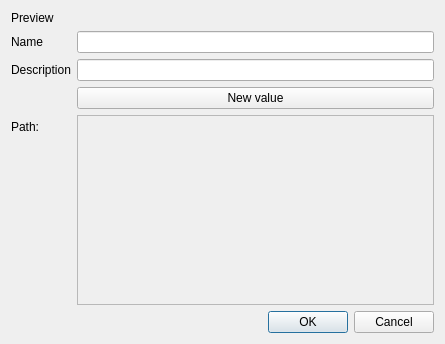
First picture: the form in lcUI/dialogs/addlinepatterndialog.ui, repository LibreCAD/LibreCAD_3, before the edit.
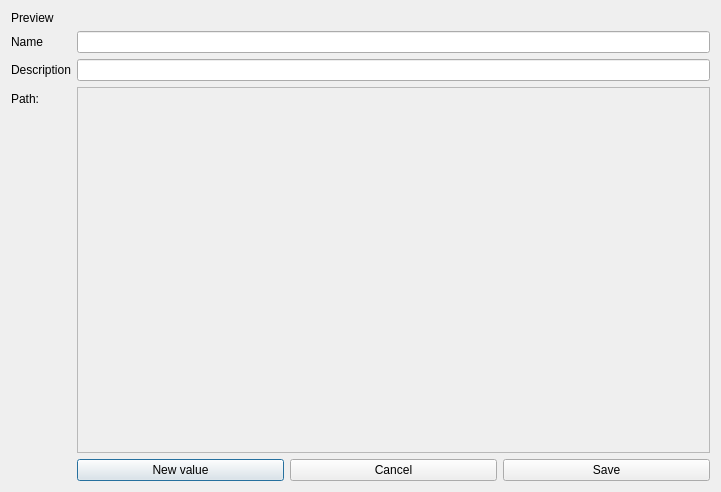
Second picture: the form after the edit.

Diff of the .ui file:
```diff
--- a/lcUI/dialogs/addlinepatterndialog.ui
+++ b/lcUI/dialogs/addlinepatterndialog.ui
@@ -6,8 +6,8 @@
    <rect>
     <x>0</x>
     <y>0</y>
-    <width>445</width>
-    <height>344</height>
+    <width>721</width>
+    <height>492</height>
    </rect>
   </property>
   <property name="sizePolicy">
@@ -47,19 +47,6 @@
    <item row="2" column="1">
     <widget class="QLineEdit" name="description"/>
    </item>
-   <item row="3" column="1">
-    <widget class="QPushButton" name="newValueButton">
-     <property name="sizePolicy">
-      <sizepolicy hsizetype="Preferred" vsizetype="Fixed">
-       <horstretch>0</horstretch>
-       <verstretch>0</verstretch>
-      </sizepolicy>
-     </property>
-     <property name="text">
-      <string>New value</string>
-     </property>
-    </widget>
-   </item>
    <item row="4" column="0">
     <widget class="QLabel" name="pathLabel">
      <property name="sizePolicy">
@@ -89,8 +76,8 @@
        <rect>
         <x>0</x>
         <y>0</y>
-        <width>344</width>
-        <height>156</height>
+        <width>620</width>
+        <height>324</height>
        </rect>
       </property>
       <property name="sizePolicy">
@@ -118,30 +105,35 @@
     </widget>
    </item>
    <item row="6" column="1">
-    <widget class="QDialogButtonBox" name="buttonBox">
-     <property name="orientation">
-      <enum>Qt::Horizontal</enum>
-     </property>
-     <property name="standardButtons">
-      <set>QDialogButtonBox::Cancel|QDialogButtonBox::Ok</set>
-     </property>
-     <property name="centerButtons">
-      <bool>false</bool>
-     </property>
-    </widget>
-   </item>
-   <item row="0" column="1">
-    <widget class="QLabel" name="preview">
-     <property name="sizePolicy">
-      <sizepolicy hsizetype="Expanding" vsizetype="Preferred">
-       <horstretch>0</horstretch>
-       <verstretch>0</verstretch>
-      </sizepolicy>
-     </property>
-     <property name="text">
-      <string/>
-     </property>
-    </widget>
+    <layout class="QHBoxLayout" name="buttonLayout">
+     <item>
+      <widget class="QPushButton" name="newValueButton">
+       <property name="sizePolicy">
+        <sizepolicy hsizetype="Preferred" vsizetype="Fixed">
+         <horstretch>0</horstretch>
+         <verstretch>0</verstretch>
+        </sizepolicy>
+       </property>
+       <property name="text">
+        <string>New value</string>
+       </property>
+      </widget>
+     </item>
+     <item>
+      <widget class="QPushButton" name="cancelButton">
+       <property name="text">
+        <string>Cancel</string>
+       </property>
+      </widget>
+     </item>
+     <item>
+      <widget class="QPushButton" name="saveButton">
+       <property name="text">
+        <string>Save</string>
+       </property>
+      </widget>
+     </item>
+    </layout>
    </item>
   </layout>
  </widget>
```
Left out of the diff: 48 changed lines with no effect on the pictures.
